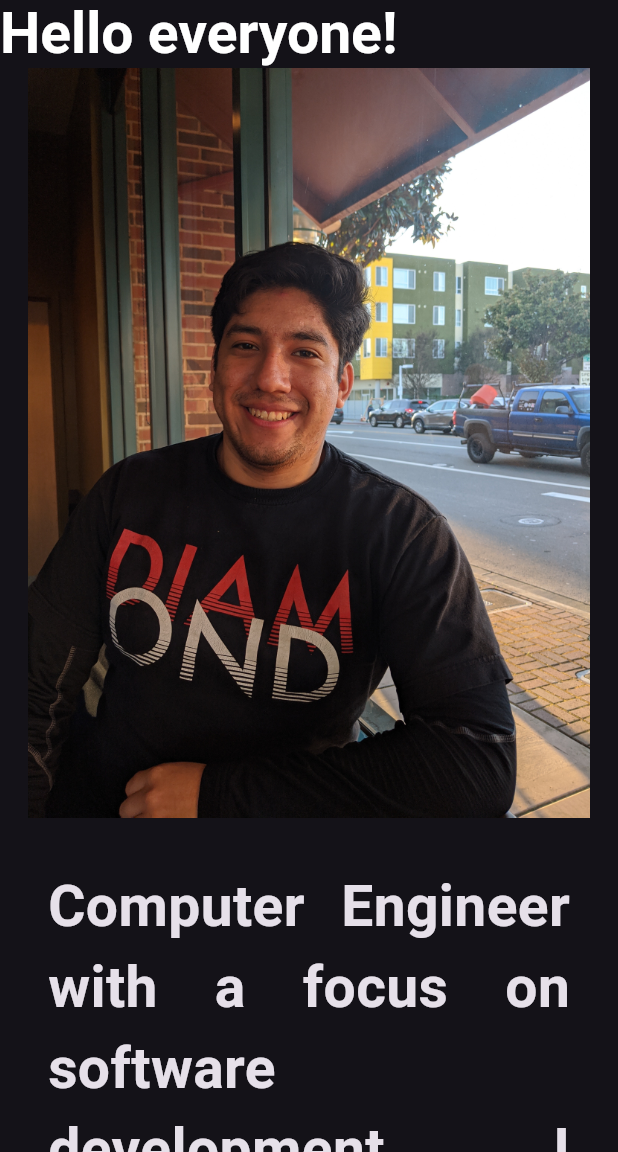
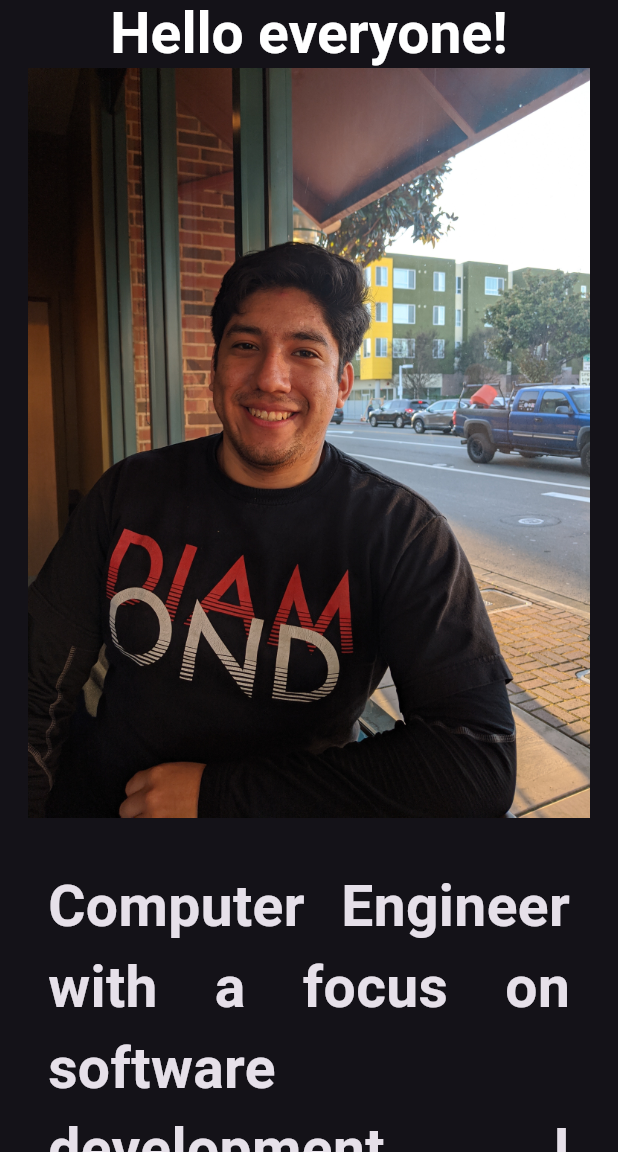
Before and after one commit to bryanoli/bryan_flutweb, a Flutter app: the screen it shows after launch, on a phone screen of 412 x 824 dp, the part 84-1236 px from its top. Run offline on Flutter 3.47's test engine with Material 2 defaults, Android fonts, the phone set to English and light mode, and no system bars; drawn by our look-alikes of animated_text_kit.

Commit message:
Fixed text to be top center

```diff
--- a/bryan_flutweb/lib/about.dart
+++ b/bryan_flutweb/lib/about.dart
@@ -20,27 +20,53 @@ class _MyHomePageState extends State<MyHomePage> {
   @override
   Widget build(BuildContext context) {
 
-   Widget textIntro = SizedBox(
-      width: 250,
+  //  Widget textIntro = SizedBox(
+  //     width: 250,
+  //     child: DefaultTextStyle(
+  //       style: const TextStyle(
+  //         fontSize: 38,
+  //         fontWeight: FontWeight.bold,
+  //         color: Colors.white,
+  //       ),
+  //     textAlign: TextAlign.justify,
+
+
+  //     child: AnimatedTextKit(
+  //       animatedTexts: [
+  //       TypewriterAnimatedText('Hello everyone!'),
+  //       TypewriterAnimatedText('\n My name is Bryan Olivares'),
+  //       ],
+  //       isRepeatingAnimation: false,
+
+  //       ),
+  //       ),
+  //   );
+
+  Widget textIntro = Align(
+  alignment: Alignment.topCenter,
+  child: Center(
+    child: SizedBox.square(
+
       child: DefaultTextStyle(
         style: const TextStyle(
           fontSize: 38,
           fontWeight: FontWeight.bold,
           color: Colors.white,
         ),
-
-
+        // textAlign: TextAlign.justify,
         child: AnimatedTextKit(
-        // repeatForever: false,
           animatedTexts: [
             TypewriterAnimatedText('Hello everyone!'),
-        TypewriterAnimatedText('\n My name is Bryan Olivares'),
+            TypewriterAnimatedText('\nMy name is Bryan Olivares'),
           ],
           isRepeatingAnimation: false,
-
+        ),
+      ),
     ),
   ),
 );
+
+
 
     Widget textAbout = const SizedBox.square(
 
--- a/bryan_flutweb/lib/main.dart
+++ b/bryan_flutweb/lib/main.dart
@@ -13,11 +13,6 @@ class MyApp extends StatelessWidget {
   @override
   Widget build(BuildContext context) {
 
-
-
-
-
-
     return MaterialApp(
       title: 'Flutter Demo',
       theme: ThemeData.dark(
```
Lines whose indentation alone changed are shown as unchanged.
